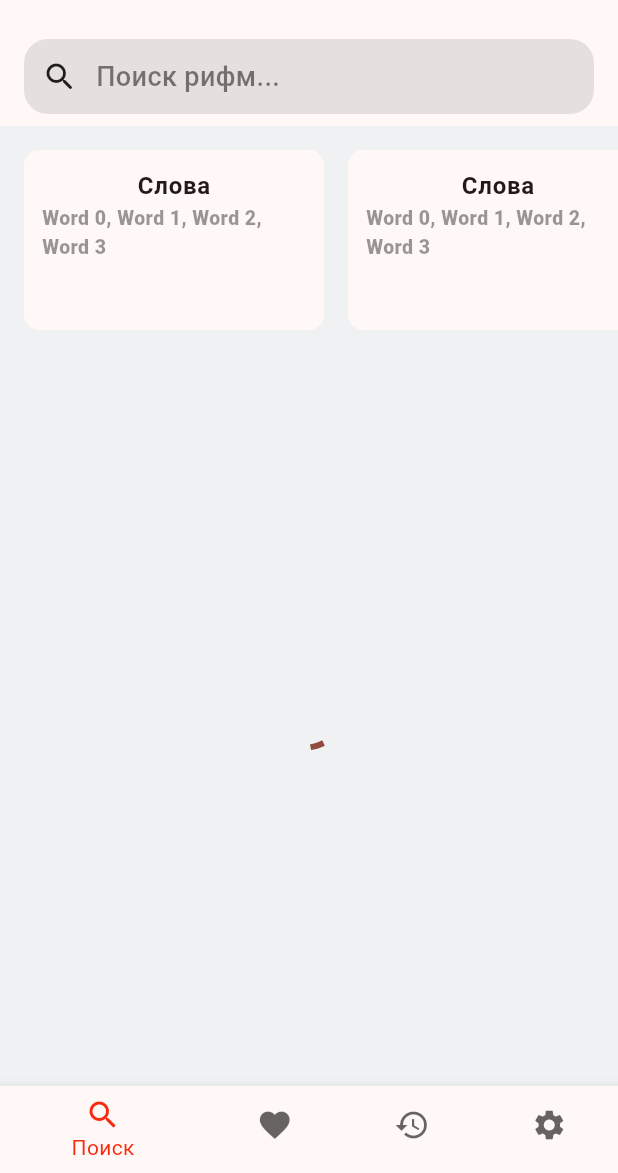
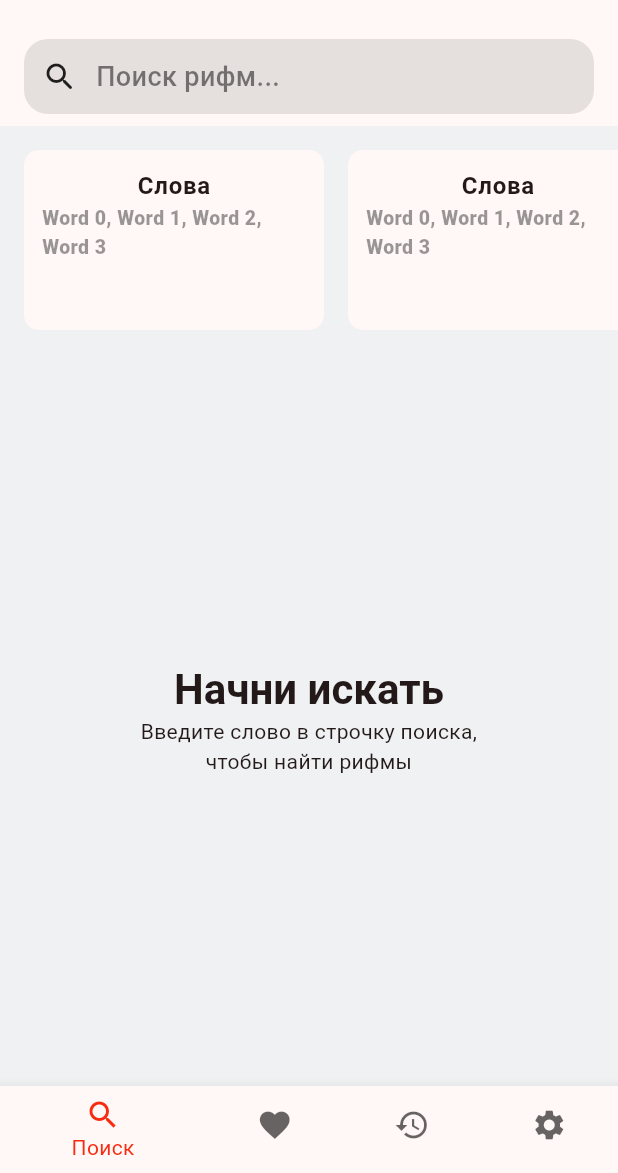
Before and after one commit to Tyukmaev5/first_application, a Flutter app: the screen it shows after launch, on a phone screen of 412 x 824 dp, the part 63-1236 px from its top. Run offline on Flutter 3.47's test engine with Material 3 defaults, Android fonts, the phone set to English and light mode, and no system bars; our stand-ins replace auto_route, dio, equatable, flutter_bloc, flutter_dotenv, retrofit; generated files the repository leaves out were written again.

Commit message:
bloc provider finish  25.07.24

```diff
--- a/rhymer/lib/features/search/view/search_screen.dart
+++ b/rhymer/lib/features/search/view/search_screen.dart
@@ -2,6 +2,7 @@ import 'package:auto_route/auto_route.dart';
 import 'package:flutter/material.dart';
 import 'package:flutter_bloc/flutter_bloc.dart';
 import 'package:rhymer/features/search/bloc/rhymes_list_bloc.dart';
+import 'package:rhymer/features/search/widgets/rhymes_list_initial_banner.dart';
 import 'package:rhymer/features/search/widgets/widgets.dart';
 import 'package:rhymer/ui/ui.dart';
 
@@ -79,6 +80,9 @@ class _SearchScreenState extends State<SearchScreen> {
                 ),
               );
             }
+            if (state is RhymesListInitial) {
+              return const SliverFillRemaining(child: RhymesListInitialBanner());
+            }
             return const SliverFillRemaining(
               child: Center(
                 child: CircularProgressIndicator(),
--- /dev/null
+++ b/rhymer/lib/features/search/widgets/rhymes_list_initial_banner.dart
@@ -0,0 +1,30 @@
+import 'package:flutter/cupertino.dart';
+import 'package:flutter/material.dart';
+
+class RhymesListInitialBanner extends StatelessWidget {
+  const RhymesListInitialBanner({super.key});
+
+  @override
+  Widget build(BuildContext context) {
+    final theme = Theme.of(context);
+    return Center(
+      child: Column(
+        mainAxisAlignment: MainAxisAlignment.center,
+        children: [
+          Text(
+            'Начни искать',
+            style: theme.textTheme.headlineLarge,
+          ),
+          Padding(
+            padding: const EdgeInsets.symmetric(horizontal: 40),
+            child: Text(
+              'Введите слово в строчку поиска, \nчтобы найти рифмы',
+              textAlign: TextAlign.center,
+              style: theme.textTheme.bodyMedium,
+            ),
+          )
+        ],
+      ),
+    );
+  }
+}
--- a/rhymer/lib/ui/theme/theme.dart
+++ b/rhymer/lib/ui/theme/theme.dart
@@ -12,5 +12,9 @@ final themeData = ThemeData(
       fontSize: 16,
       fontWeight: FontWeight.w600,
     ),
+    headlineLarge: TextStyle(
+      fontSize: 28,
+      fontWeight: FontWeight.w600,
+    ),
   ),
 );
```
